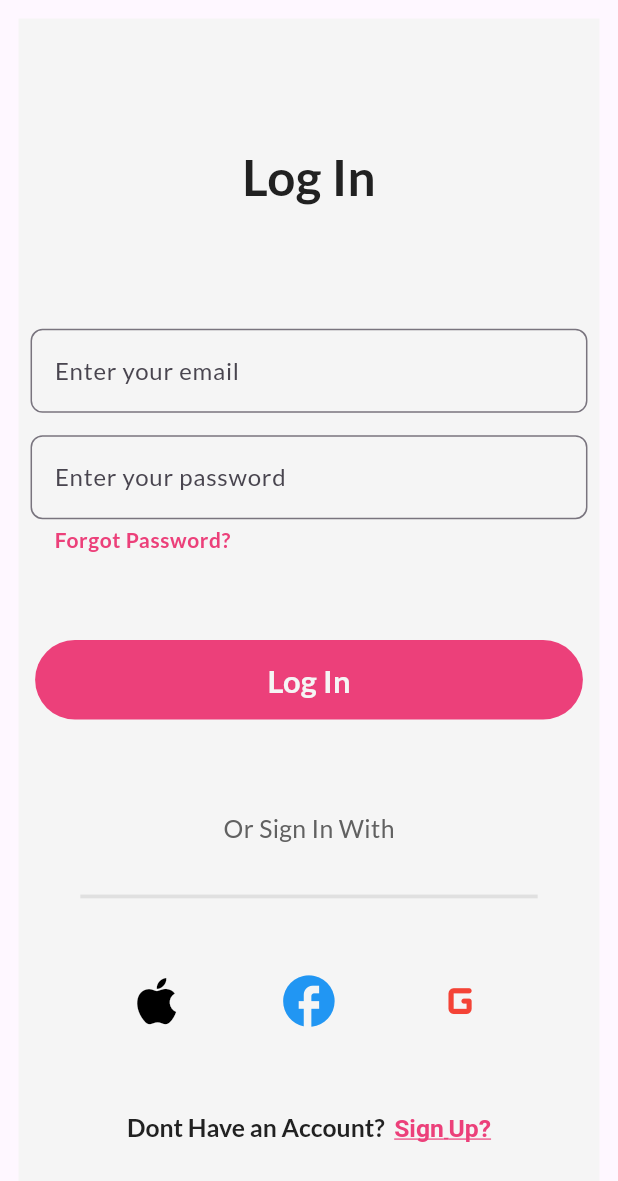
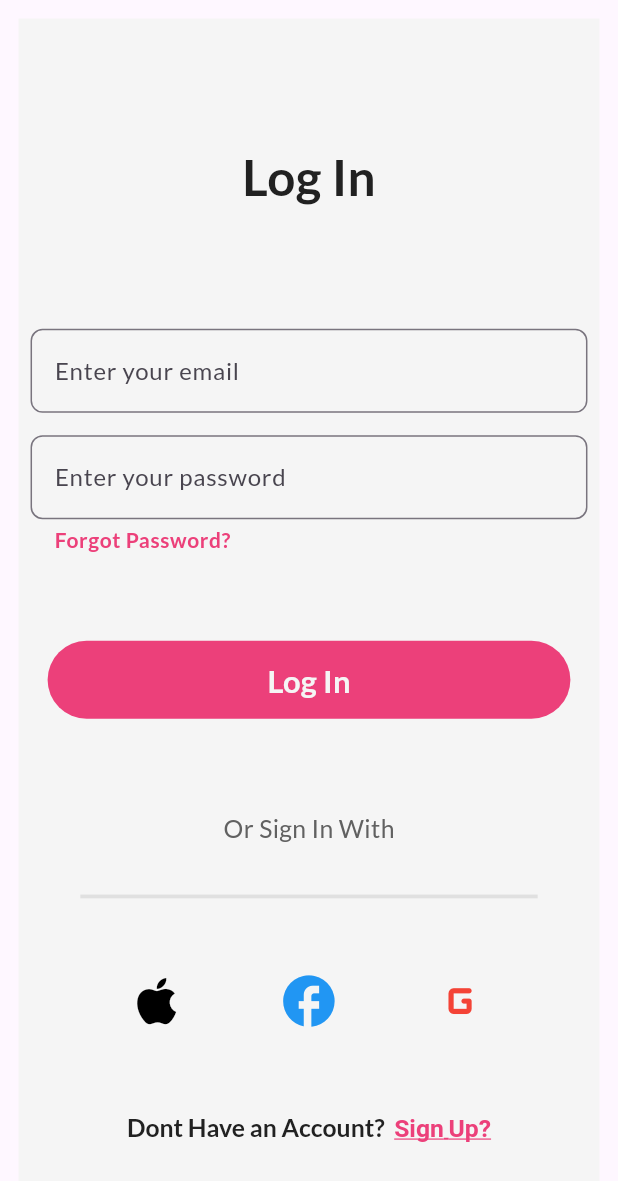
Before and after one commit to bhawesh2002/auth_screens, a Flutter app: the screen it shows after launch, after a tap on "Login Page", on a phone screen of 412 x 824 dp. Shown: the top 1181 px of the screen. Run offline on Flutter 3.47's test engine with Material 3 defaults, Android fonts, the phone set to English and light mode, and no system bars; our stand-ins replace firebase_core, google_fonts; accounts and stored records are empty; generated files the repository leaves out were written again.

Commit message:
chore: Wrap TextButton with SizedBox

```diff
--- a/lib/pages/login.dart
+++ b/lib/pages/login.dart
@@ -59,14 +59,13 @@ class LogIn extends StatelessWidget {
                     top: height * 0.1,
                     child: Align(
                       alignment: Alignment.center,
+                      child: SizedBox(
+                        width: constraints.maxWidth * 0.9,
+                        height: constraints.maxHeight * 0.065,
                         child: TextButton(
                           onPressed: () {},
                           style: TextButton.styleFrom(
                             backgroundColor: Colors.pink.shade400,
-                          padding: EdgeInsets.symmetric(
-                            horizontal: constraints.maxWidth * 0.4,
-                            vertical: constraints.maxHeight * 0.015,
-                          ),
                           ),
                           child: Text(
                             "Log In",
@@ -74,6 +73,7 @@ class LogIn extends StatelessWidget {
                               color: Colors.grey.shade100,
                               fontSize: width * 0.05,
                               fontWeight: FontWeight.bold,
+                            ),
                           ),
                         ),
                       ),
```
Lines whose indentation alone changed are shown as unchanged.
